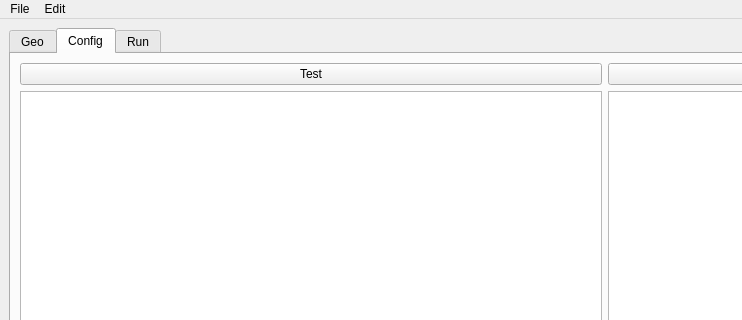
The window that ui/mainwindow.ui (bpilsl/Corry-GUI) describes before a commit, drawn with Qt 5; both pictures show x 0 to 742 and y 0 to 320 of the 1210 by 640 pixel window.
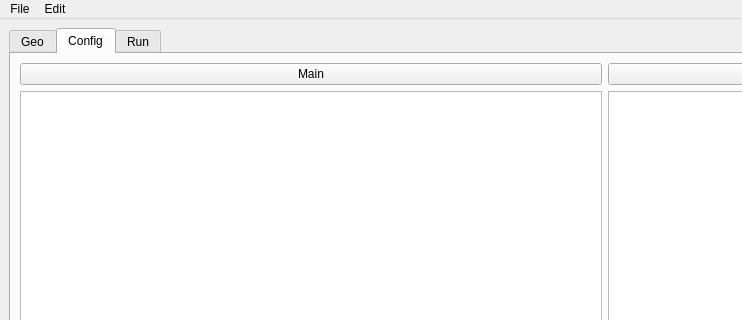
The same window after the commit. The open tabs and pages were chosen to show the change.

Patch:
```diff
--- a/ui/mainwindow.ui
+++ b/ui/mainwindow.ui
@@ -91,7 +91,7 @@
           <item row="0" column="0">
            <widget class="QPushButton" name="pushButton">
             <property name="text">
-             <string>Test</string>
+             <string>Main</string>
             </property>
            </widget>
           </item>
```
Left out of the diff: 4 changed lines with no effect on the pictures.
